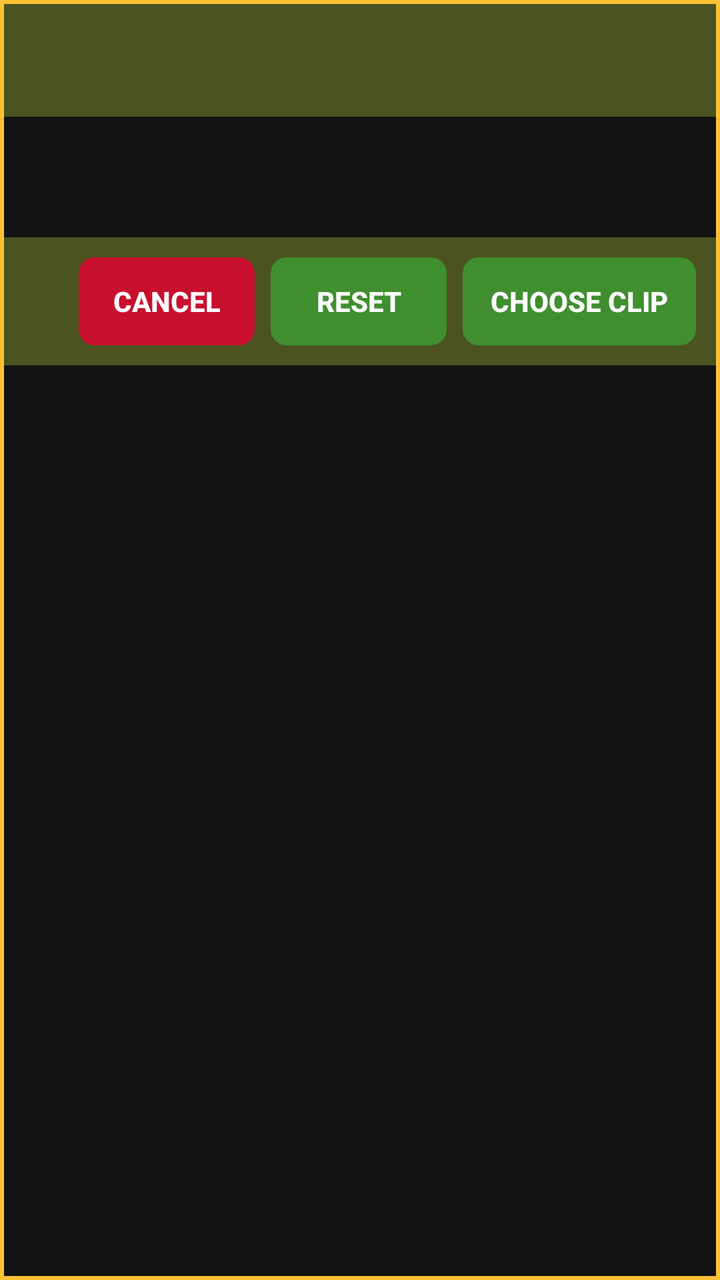
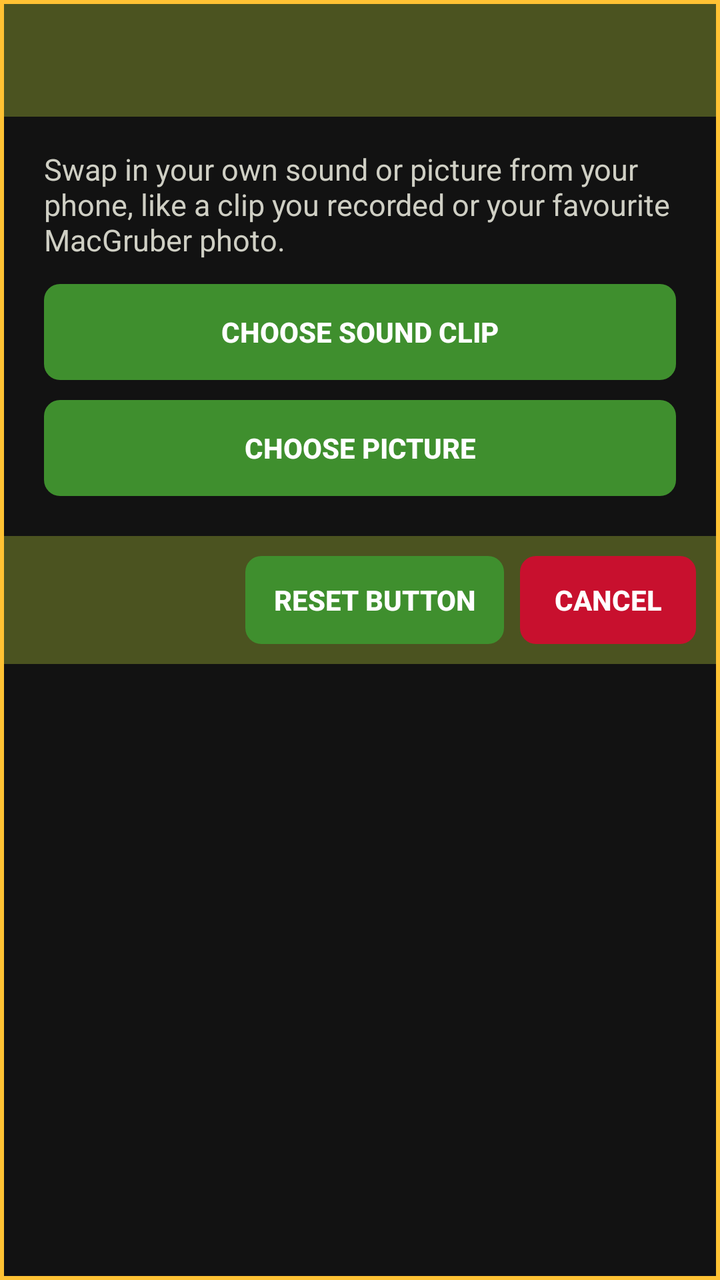

Before-and-after screenshots of an Android layout around one commit, followed by the original layout XML and the change that was made.
<!-- AndroidManifest.xml: application theme Theme.Soundboard -->
<!-- res/layout/dialog_clip.xml -->
<?xml version="1.0" encoding="utf-8"?>
<LinearLayout xmlns:android="http://schemas.android.com/apk/res/android"
    android:layout_width="match_parent"
    android:layout_height="wrap_content"
    android:background="@drawable/dialog_bg"
    android:orientation="vertical"
    android:padding="2dp">

    <TextView
        android:id="@+id/dialog_title"
        android:layout_width="match_parent"
        android:layout_height="wrap_content"
        android:background="@color/mg_olive"
        android:fontFamily="sans-serif-black"
        android:padding="16dp"
        android:textColor="@color/mg_white"
        android:textSize="18sp" />

    <TextView
        android:id="@+id/dialog_body"
        android:layout_width="match_parent"
        android:layout_height="wrap_content"
        android:padding="20dp"
        android:textColor="@color/mg_grey"
        android:textSize="15sp" />

    <LinearLayout
        android:layout_width="match_parent"
        android:layout_height="wrap_content"
        android:background="@color/mg_olive"
        android:gravity="end|center_vertical"
        android:orientation="horizontal"
        android:padding="10dp">

        <Button
            android:id="@+id/btn_cancel"
            android:layout_width="wrap_content"
            android:layout_height="44dp"
            android:background="@drawable/btn_red"
            android:paddingStart="14dp"
            android:paddingEnd="14dp"
            android:stateListAnimator="@null"
            android:text="@string/cancel"
            android:textColor="@color/mg_white"
            android:textStyle="bold" />

        <Button
            android:id="@+id/btn_reset"
            android:layout_width="wrap_content"
            android:layout_height="44dp"
            android:layout_marginStart="8dp"
            android:background="@drawable/btn_green"
            android:paddingStart="14dp"
            android:paddingEnd="14dp"
            android:stateListAnimator="@null"
            android:text="@string/reset"
            android:textColor="@color/mg_white"
            android:textStyle="bold" />

        <Button
            android:id="@+id/btn_choose"
            android:layout_width="wrap_content"
            android:layout_height="44dp"
            android:layout_marginStart="8dp"
            android:background="@drawable/btn_green"
            android:paddingStart="14dp"
            android:paddingEnd="14dp"
            android:stateListAnimator="@null"
            android:text="@string/choose_clip"
            android:textColor="@color/mg_white"
            android:textStyle="bold" />
    </LinearLayout>
</LinearLayout>
<!-- resources referenced by this layout -->
<resources>
  <color name="mg_grey">#FFCFCFC4</color>
  <color name="mg_olive">#FF4B5320</color>
  <color name="mg_white">#FFFFFFFF</color>
  <!-- drawable btn_green (drawable) -->
  <?xml version="1.0" encoding="utf-8"?>
  <ripple xmlns:android="http://schemas.android.com/apk/res/android"
      android:color="@color/mg_green_pressed">
      <item>
          <shape android:shape="rectangle">
              <solid android:color="@color/mg_green" />
              <corners android:radius="8dp" />
          </shape>
      </item>
  </ripple>
  <!-- drawable btn_red (drawable) -->
  <?xml version="1.0" encoding="utf-8"?>
  <ripple xmlns:android="http://schemas.android.com/apk/res/android"
      android:color="@color/mg_red_pressed">
      <item>
          <shape android:shape="rectangle">
              <solid android:color="@color/mg_red" />
              <corners android:radius="8dp" />
          </shape>
      </item>
  </ripple>
  <!-- drawable dialog_bg (drawable) -->
  <?xml version="1.0" encoding="utf-8"?>
  <shape xmlns:android="http://schemas.android.com/apk/res/android"
      android:shape="rectangle">
      <solid android:color="@color/mg_black" />
      <stroke
          android:width="2dp"
          android:color="@color/mg_gold" />
  </shape>
  <string name="cancel">CANCEL</string>
  <string name="choose_clip">CHOOSE CLIP</string>
  <string name="reset">RESET</string>
  <style name="Theme.Soundboard" parent="android:Theme.Material.NoActionBar">
          <item name="android:windowBackground">@color/mg_black</item>
          <item name="android:statusBarColor">@color/mg_olive_dark</item>
          <item name="android:navigationBarColor">@color/mg_olive_dark</item>
          <item name="android:colorAccent">@color/mg_orange</item>
          <item name="android:colorPrimary">@color/mg_olive</item>
          <item name="android:colorPrimaryDark">@color/mg_olive_dark</item>
      </style>
  <color name="mg_green_pressed">#FF2E6B21</color>
  <color name="mg_green">#FF3F8F2E</color>
  <color name="mg_red_pressed">#FF8E0B20</color>
  <color name="mg_red">#FFC8102E</color>
  <color name="mg_black">#FF121212</color>
  <color name="mg_gold">#FFFFC233</color>
  <color name="mg_olive_dark">#FF2F3414</color>
  <color name="mg_orange">#FFFF8A1E</color>
</resources>

<!-- the commit's change to res/layout/dialog_clip.xml (unified diff, before → after) -->
@@ -20,9 +20,39 @@
         android:id="@+id/dialog_body"
         android:layout_width="match_parent"
         android:layout_height="wrap_content"
-        android:padding="20dp"
+        android:paddingStart="20dp"
+        android:paddingTop="16dp"
+        android:paddingEnd="20dp"
+        android:paddingBottom="12dp"
+        android:text="@string/dialog_body"
         android:textColor="@color/mg_grey"
         android:textSize="15sp" />
+
+    <Button
+        android:id="@+id/btn_choose_clip"
+        android:layout_width="match_parent"
+        android:layout_height="48dp"
+        android:layout_marginStart="20dp"
+        android:layout_marginEnd="20dp"
+        android:background="@drawable/btn_green"
+        android:stateListAnimator="@null"
+        android:text="@string/choose_clip"
+        android:textColor="@color/mg_white"
+        android:textStyle="bold" />
+
+    <Button
+        android:id="@+id/btn_choose_picture"
+        android:layout_width="match_parent"
+        android:layout_height="48dp"
+        android:layout_marginStart="20dp"
+        android:layout_marginTop="10dp"
+        android:layout_marginEnd="20dp"
+        android:layout_marginBottom="20dp"
+        android:background="@drawable/btn_green"
+        android:stateListAnimator="@null"
+        android:text="@string/choose_picture"
+        android:textColor="@color/mg_white"
+        android:textStyle="bold" />
 
     <LinearLayout
         android:layout_width="match_parent"
@@ -33,22 +63,9 @@
         android:padding="10dp">
 
         <Button
-            android:id="@+id/btn_cancel"
-            android:layout_width="wrap_content"
-            android:layout_height="44dp"
-            android:background="@drawable/btn_red"
-            android:paddingStart="14dp"
-            android:paddingEnd="14dp"
-            android:stateListAnimator="@null"
-            android:text="@string/cancel"
-            android:textColor="@color/mg_white"
-            android:textStyle="bold" />
-
-        <Button
             android:id="@+id/btn_reset"
             android:layout_width="wrap_content"
             android:layout_height="44dp"
-            android:layout_marginStart="8dp"
             android:background="@drawable/btn_green"
             android:paddingStart="14dp"
             android:paddingEnd="14dp"
@@ -58,15 +75,15 @@
             android:textStyle="bold" />
 
         <Button
-            android:id="@+id/btn_choose"
+            android:id="@+id/btn_cancel"
             android:layout_width="wrap_content"
             android:layout_height="44dp"
             android:layout_marginStart="8dp"
-            android:background="@drawable/btn_green"
+            android:background="@drawable/btn_red"
             android:paddingStart="14dp"
             android:paddingEnd="14dp"
             android:stateListAnimator="@null"
-            android:text="@string/choose_clip"
+            android:text="@string/cancel"
             android:textColor="@color/mg_white"
             android:textStyle="bold" />
     </LinearLayout>
<!-- resource entries referenced after the edit -->
@@ -35,8 +35,10 @@
           android:color="@color/mg_gold" />
   </shape>
   <string name="cancel">CANCEL</string>
-  <string name="choose_clip">CHOOSE CLIP</string>
-  <string name="reset">RESET</string>
+  <string name="choose_clip">CHOOSE SOUND CLIP</string>
+  <string name="choose_picture">CHOOSE PICTURE</string>
+  <string name="dialog_body">Swap in your own sound or picture from your phone, like a clip you recorded or your favourite MacGruber photo.</string>
+  <string name="reset">RESET BUTTON</string>
   <style name="Theme.Soundboard" parent="android:Theme.Material.NoActionBar">
           <item name="android:windowBackground">@color/mg_black</item>
           <item name="android:statusBarColor">@color/mg_olive_dark</item>
